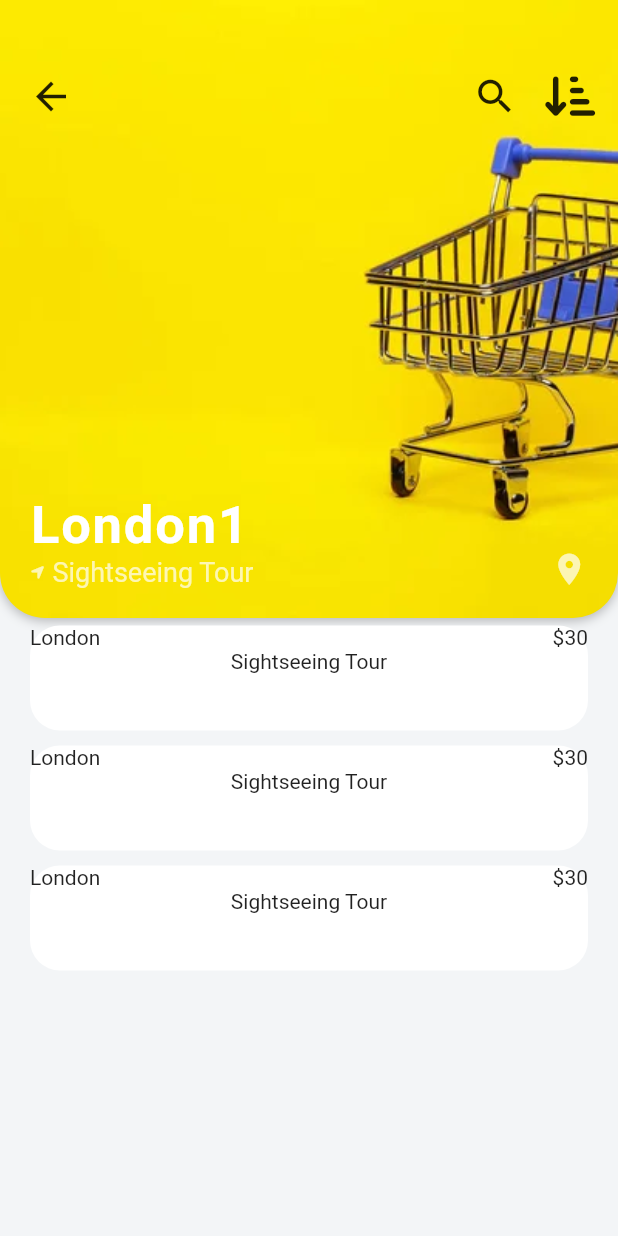
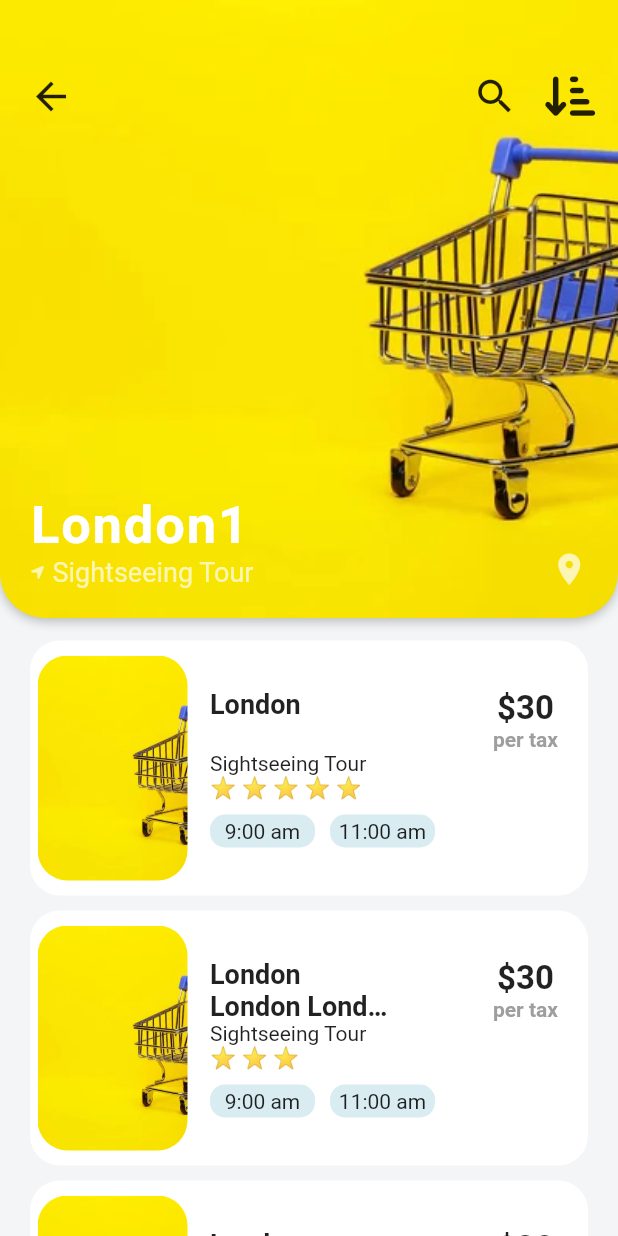
Before and after one commit to adebayoAdesina/Flutter_Travelling_App, a Flutter app: the screen it shows after launch, after a tap on an icon or button, on a phone screen of 412 x 824 dp. Run offline on Flutter 3.47's test engine with Material 2 defaults, Android fonts, the phone set to English and light mode, and no system bars; our stand-ins replace font_awesome_flutter.

Commit message:
destination page completed

```diff
--- a/lib/Models/destination_model.dart
+++ b/lib/Models/destination_model.dart
@@ -27,15 +27,17 @@ List<Activity> activities = [
     price: 30,
   ),
   Activity(
-    imageUrl: '',
-    name: 'London',
+    imageUrl:
+        'assets/images/depositphotos_226524070-stock-photo-shopping-cart-yellow-background.jpg',
+    name: 'London London London London',
     type: 'Sightseeing Tour',
     startTimes: ['9:00 am', '11:00 am'],
     rating: 3,
     price: 30,
   ),
   Activity(
-    imageUrl: '',
+    imageUrl:
+        'assets/images/depositphotos_226524070-stock-photo-shopping-cart-yellow-background.jpg',
     name: 'London',
     type: 'Sightseeing Tour',
     startTimes: ['9:00 am', '11:00 am'],
--- a/lib/Screens/destination_Screen.dart
+++ b/lib/Screens/destination_Screen.dart
@@ -1,4 +1,5 @@
 import 'package:flutter/material.dart';
+import 'package:flutter_travelling_app/Color/colors.dart';
 import 'package:font_awesome_flutter/font_awesome_flutter.dart';
 
 import '../Models/activity_model.dart';
@@ -14,6 +15,15 @@ class DestinationScreen extends StatefulWidget {
 }
 
 class _DestinationScreenState extends State<DestinationScreen> {
+  Text _buildRatingStars(int rating) {
+    String stars = '';
+    for (var i = 0; i < rating; i++) {
+      stars += '⭐ ';
+      stars.trim();
+    }
+    return Text(stars);
+  }
+
   @override
   Widget build(BuildContext context) {
     var size = MediaQuery.of(context).size;
@@ -23,7 +33,7 @@ class _DestinationScreenState extends State<DestinationScreen> {
           Stack(
             children: [
               Container(
-                height: size.width,
+                height: size.height * 0.5,
                 decoration: BoxDecoration(
                     borderRadius: BorderRadius.circular(30.0),
                     boxShadow: const [
@@ -56,7 +66,7 @@ class _DestinationScreenState extends State<DestinationScreen> {
                         onPressed: () {
                           Navigator.pop(context);
                         },
-                        icon: Icon(
+                        icon: const Icon(
                           Icons.arrow_back,
                           size: 30,
                         )),
@@ -64,13 +74,13 @@ class _DestinationScreenState extends State<DestinationScreen> {
                       children: [
                         IconButton(
                             onPressed: () {},
-                            icon: Icon(
+                            icon: const Icon(
                               Icons.search,
                               size: 30,
                             )),
                         IconButton(
                             onPressed: () {},
-                            icon: Icon(
+                            icon: const Icon(
                               FontAwesomeIcons.arrowDownShortWide,
                               size: 30,
                             ))
@@ -125,31 +135,103 @@ class _DestinationScreenState extends State<DestinationScreen> {
           ),
           Expanded(
             child: ListView.builder(
+              padding: const EdgeInsets.only(top: 10, bottom: 15),
               itemCount: widget.destination.activities!.length,
               itemBuilder: (BuildContext context, int index) {
                 Activity activity = widget.destination.activities![index];
                 return Stack(
                   children: [
                     Container(
-                      margin: EdgeInsets.fromLTRB(20, 5, 20, 5),
-                      height: 70,
+                      margin: const EdgeInsets.fromLTRB(20, 5, 20, 5),
+                      height: 170,
                       width: double.infinity,
                       decoration: BoxDecoration(
                           color: Colors.white,
                           borderRadius: BorderRadius.circular(20)),
+                      child: Padding(
+                        padding: const EdgeInsets.fromLTRB(120, 20, 20, 20),
                         child: Column(
+                          crossAxisAlignment: CrossAxisAlignment.start,
+                          mainAxisAlignment: MainAxisAlignment.center,
                           children: [
                             Row(
                               mainAxisAlignment: MainAxisAlignment.spaceBetween,
                               crossAxisAlignment: CrossAxisAlignment.start,
                               children: [
-                              Text('${activity.name}'),
-                              Text('\$${activity.price}')
+                                SizedBox(
+                                  width: 120,
+                                  child: Text(
+                                    '${activity.name}',
+                                    maxLines: 2,
+                                    overflow: TextOverflow.ellipsis,
+                                    style: const TextStyle(
+                                        fontSize: 18,
+                                        fontWeight: FontWeight.w600),
+                                  ),
+                                ),
+                                Column(
+                                  children: [
+                                    Text(
+                                      '\$${activity.price}',
+                                      style: const TextStyle(
+                                          fontSize: 22,
+                                          fontWeight: FontWeight.w600),
+                                    ),
+                                    const Text(
+                                      'per tax',
+                                      style: TextStyle(
+                                          fontWeight: FontWeight.w600,
+                                          color: Colors.grey),
+                                    ),
+                                  ],
+                                )
                               ],
                             ),
                             Text('${activity.type}'),
-                          // _buildRatingStars(activity.rating)
+                            _buildRatingStars(activity.rating!.toInt()),
+                            const SizedBox(
+                              height: 10,
+                            ),
+                            Row(
+                              children: [
+                                Container(
+                                  padding: const EdgeInsets.all(3),
+                                  alignment: Alignment.center,
+                                  width: 70,
+                                  decoration: BoxDecoration(
+                                      color: accentColor,
+                                      borderRadius: BorderRadius.circular(10)),
+                                  child: Text(activity.startTimes![0]),
+                                ),
+                                const SizedBox(
+                                  width: 10,
+                                ),
+                                Container(
+                                  padding: const EdgeInsets.all(3),
+                                  alignment: Alignment.center,
+                                  width: 70,
+                                  decoration: BoxDecoration(
+                                      color: accentColor,
+                                      borderRadius: BorderRadius.circular(10)),
+                                  child: Text(activity.startTimes![1]),
+                                ),
                               ],
+                            )
+                          ],
+                        ),
+                      ),
+                    ),
+                    Positioned(
+                      left: 25,
+                      top: 15,
+                      bottom: 15,
+                      child: ClipRRect(
+                        borderRadius: BorderRadius.circular(20),
+                        child: Image(
+                          image: AssetImage('${activity.imageUrl}'),
+                          fit: BoxFit.cover,
+                          width: 100,
+                        ),
                       ),
                     )
                   ],
```
Lines whose indentation alone changed are shown as unchanged.
